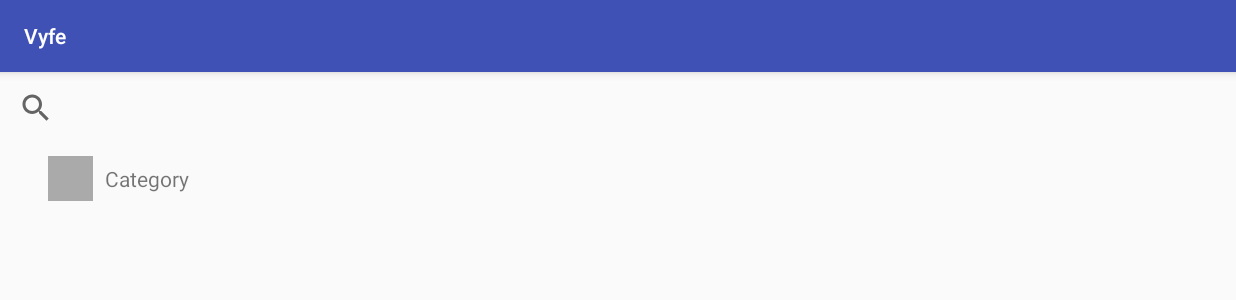
After one commit to Big-sis/android-app-template, an Android app: the MyVideoActivity screen opened directly, with no data from a screen before it, on a phone screen of 824 x 412 dp (held sideways). The commit adds this screen. Shown: the top 300 px of the screen. Run offline under Robolectric (Android 15) with nearby library versions, the phone set to English and light mode, and no system bars.

Commit message:
strings en anglais + layout page vidéos

```diff
--- a/app/src/main/AndroidManifest.xml
+++ b/app/src/main/AndroidManifest.xml
@@ -11,7 +11,8 @@
         android:roundIcon="@mipmap/ic_launcher_round"
         android:supportsRtl="true"
         android:theme="@style/AppTheme">
-        <activity android:name=".MainActivity"
+        <activity
+            android:name=".MainActivity"
             android:screenOrientation="landscape">
             <intent-filter>
                 <action android:name="android.intent.action.MAIN" />
@@ -19,6 +20,8 @@
                 <category android:name="android.intent.category.LAUNCHER" />
             </intent-filter>
         </activity>
+        <activity android:name=".MyVideoActivity"
+            android:screenOrientation="landscape"/>
     </application>
 
 </manifest>
--- /dev/null
+++ b/app/src/main/java/fr/wildcodeschool/vyfe/MyVideoActivity.java
@@ -0,0 +1,13 @@
+package fr.wildcodeschool.vyfe;
+
+import android.support.v7.app.AppCompatActivity;
+import android.os.Bundle;
+
+public class MyVideoActivity extends AppCompatActivity {
+
+    @Override
+    protected void onCreate(Bundle savedInstanceState) {
+        super.onCreate(savedInstanceState);
+        setContentView(R.layout.activity_my_video);
+    }
+}
--- a/app/src/main/res/layout/activity_main.xml
+++ b/app/src/main/res/layout/activity_main.xml
@@ -51,13 +51,13 @@
                 android:layout_width="400dp"
                 android:layout_height="100dp"
                 android:layout_marginRight="32dp"
-                android:text="@string/lancer_une_session" />
+                android:text="@string/start_session" />
 
             <Button
                 android:id="@+id/btn_multi_session"
                 android:layout_width="400dp"
                 android:layout_height="100dp"
-                android:text="@string/lancer_une_session_collaborative" />
+                android:text="@string/start_multi_session" />
 
         </LinearLayout>
 
@@ -74,7 +74,7 @@
                 android:layout_width="400dp"
                 android:layout_height="100dp"
                 android:layout_marginRight="32dp"
-                android:text="@string/mes_vid_os" />
+                android:text="@string/my_videos" />
 
         </LinearLayout>
     </LinearLayout>
--- /dev/null
+++ b/app/src/main/res/layout/activity_my_video.xml
@@ -0,0 +1,60 @@
+<?xml version="1.0" encoding="utf-8"?>
+<android.support.constraint.ConstraintLayout xmlns:android="http://schemas.android.com/apk/res/android"
+    xmlns:app="http://schemas.android.com/apk/res-auto"
+    xmlns:tools="http://schemas.android.com/tools"
+    android:layout_width="match_parent"
+    android:layout_height="match_parent"
+    tools:context=".MyVideoActivity">
+
+    <android.support.v7.widget.SearchView
+        android:id="@+id/search_video"
+        android:layout_width="match_parent"
+        android:layout_height="wrap_content"
+        app:defaultQueryHint="@string/search"/>
+
+    <LinearLayout
+        android:id="@+id/linearLayout"
+        android:layout_width="wrap_content"
+        android:layout_height="wrap_content"
+        android:layout_marginLeft="32dp"
+        android:layout_marginStart="32dp"
+        android:layout_marginTop="8dp"
+        android:orientation="horizontal"
+        app:layout_constraintStart_toStartOf="parent"
+        app:layout_constraintTop_toBottomOf="@+id/search_video">
+
+        <ImageView
+            android:id="@+id/imageView"
+            android:layout_width="30dp"
+            android:layout_height="30dp"
+            android:layout_weight="1"
+            app:layout_constraintStart_toStartOf="parent"
+            app:layout_constraintTop_toBottomOf="@+id/search_video"
+            app:srcCompat="@android:color/darker_gray" />
+
+        <TextView
+            android:id="@+id/textView"
+            android:layout_width="wrap_content"
+            android:layout_height="wrap_content"
+            android:layout_gravity="center_vertical"
+            android:layout_marginLeft="8dp"
+            android:layout_marginStart="8dp"
+            android:layout_weight="1"
+            android:text="Category"
+            app:layout_constraintTop_toBottomOf="@+id/search_video" />
+    </LinearLayout>
+
+    <GridView
+        android:id="@+id/grid_videos"
+        android:layout_width="match_parent"
+        android:layout_height="wrap_content"
+        android:layout_marginTop="8dp"
+        android:columnWidth="150dp"
+        android:gravity="center"
+        android:horizontalSpacing="16dp"
+        android:numColumns="auto_fit"
+        android:stretchMode="columnWidth"
+        android:verticalSpacing="16dp"
+        app:layout_constraintTop_toBottomOf="@+id/linearLayout" />
+
+</android.support.constraint.ConstraintLayout>
--- a/app/src/main/res/values/strings.xml
+++ b/app/src/main/res/values/strings.xml
@@ -1,8 +1,9 @@
 <resources>
     <string name="app_name">Vyfe</string>
     <string name="settings">settings</string>
-    <string name="lancer_une_session">Lancer une session</string>
-    <string name="lancer_une_session_collaborative">Lancer une session collaborative</string>
-    <string name="mes_vid_os">Mes vidéos</string>
+    <string name="start_session">Lancer une session</string>
+    <string name="start_multi_session">Lancer une session collaborative</string>
+    <string name="my_videos">Mes vidéos</string>
     <string name="user_name">User Name</string>
+    <string name="search">Rechercher</string>
 </resources>
```
